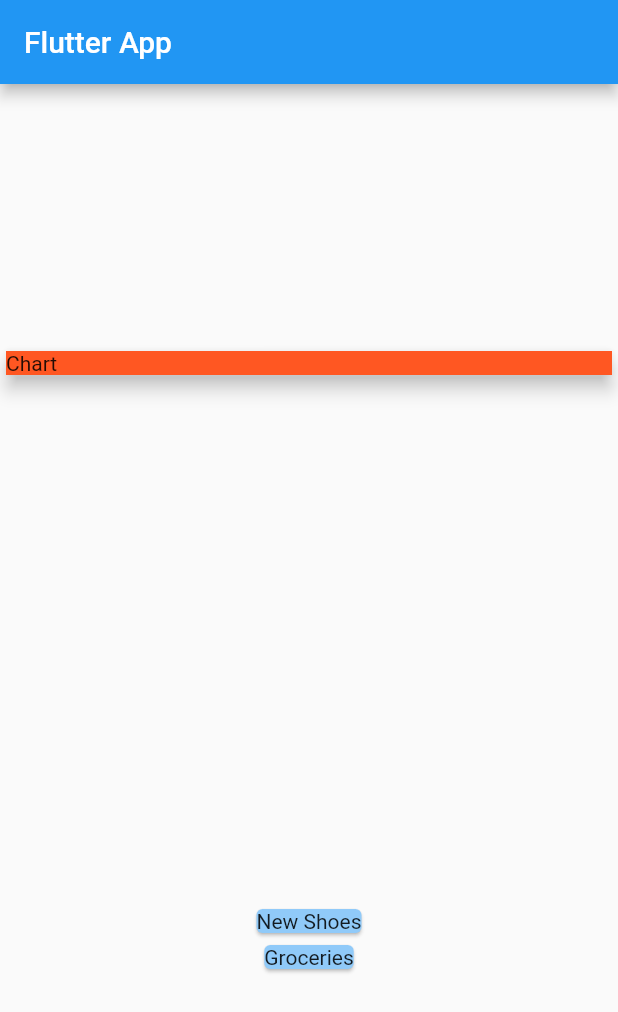
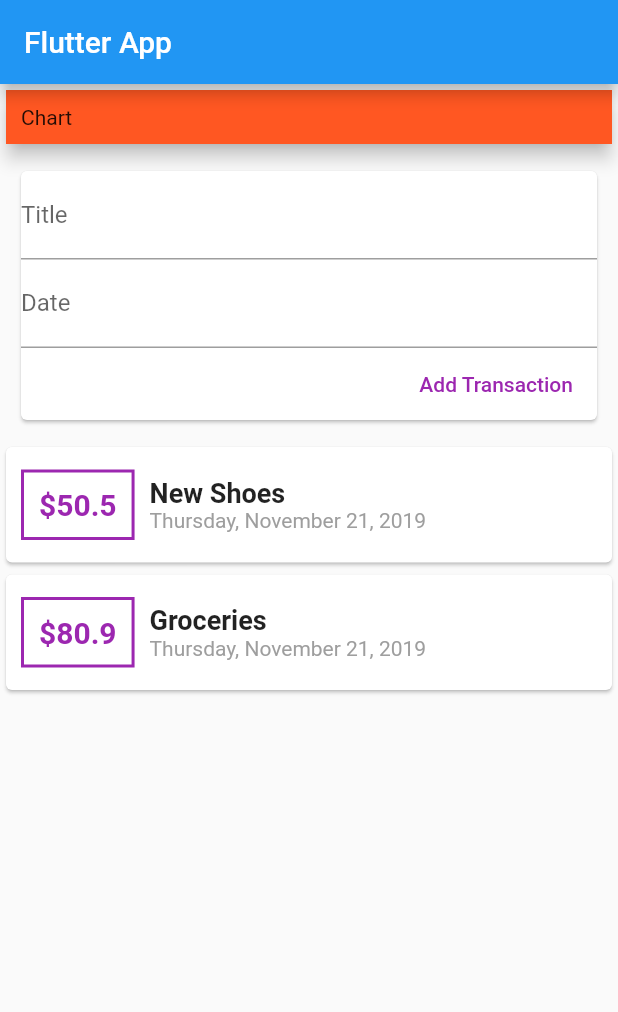
Before and after one commit to gauravxdhingra/FlutterUdemyAdvanced, a Flutter app: the screen it shows after launch, on a phone screen of 412 x 824 dp. Shown: the top 1012 px of the screen. Run offline on Flutter 3.47's test engine with Material 2 defaults, Android fonts, the phone set to English and light mode, and no system bars.

Commit message:
Basic UI Implementation

```diff
--- a/lib/main.dart
+++ b/lib/main.dart
@@ -1,5 +1,6 @@
 import 'package:app2/Transaction.dart';
 import 'package:flutter/material.dart';
+import 'package:intl/intl.dart';
 import 'Transaction.dart';
 
 void main() => runApp(MyApp());
@@ -24,7 +25,7 @@ class MyHomePage extends StatelessWidget {
     Transaction(
       id: '2',
       title: 'Groceries',
-      amount: 100,
+      amount: 80.9,
       date: DateTime.now(),
     )
   ];
@@ -34,22 +35,89 @@ class MyHomePage extends StatelessWidget {
         title: Text("Flutter App"),
       ),
       body: Column(
-        mainAxisAlignment: MainAxisAlignment.spaceAround,
+        //mainAxisAlignment: MainAxisAlignment.spaceAround,
         crossAxisAlignment: CrossAxisAlignment.stretch,
         children: <Widget>[
           Card(
             child: Container(
+              padding: EdgeInsets.all(10),
               width: double.infinity,
               child: Text("Chart"),
               color: Colors.deepOrange,
             ),
             elevation: 5,
           ),
+          Container(
+            margin: EdgeInsets.all(10),
+            child: Card(
+              child: Column(
+                crossAxisAlignment: CrossAxisAlignment.end,
+                children: <Widget>[
+                  TextField(
+                    decoration: InputDecoration(
+                      labelText: 'Title',
+                    ),
+                  ),
+                  TextField(
+                    decoration: InputDecoration(
+                      labelText: 'Date',
+                    ),
+                  ),
+                  FlatButton(
+                    child: Text(
+                      'Add Transaction',
+                    ),
+                    textColor: Colors.purple,
+                    onPressed: () {},
+                  )
+                ],
+              ),
+            ),
+          ),
           Column(
             children: transactions.map((tx) {
               return Card(
-                color: Colors.blue[200],
-                child: Text(tx.title),
+                //color: Colors.blue[200],
+                child: Row(
+                  children: <Widget>[
+                    Container(
+                      margin:
+                          EdgeInsets.symmetric(horizontal: 10, vertical: 15),
+                      child: Text(
+                        '\$${tx.amount}',
+                        style: TextStyle(
+                          fontWeight: FontWeight.bold,
+                          fontSize: 20,
+                          color: Colors.purple,
+                        ),
+                      ),
+                      decoration: BoxDecoration(
+                          border: Border.all(
+                        color: Colors.purple,
+                        width: 2,
+                        style: BorderStyle.solid,
+                      )),
+                      padding: EdgeInsets.all(10),
+                    ),
+                    Column(
+                      //mainAxisAlignment: MainAxisAlignment.center,
+                      crossAxisAlignment: CrossAxisAlignment.start,
+                      children: <Widget>[
+                        Text(
+                          tx.title,
+                          style: TextStyle(
+                            fontSize: 18,
+                            fontWeight: FontWeight.bold,
+                          ),
+                        ),
+                        Text(
+                          DateFormat.yMMMMEEEEd().format(tx.date),
+                          style: TextStyle(color: Colors.grey),
+                        )
+                      ],
+                    )
+                  ],
+                ),
               );
             }).toList(),
           ),
```
Also changed, not shown: pubspec.yaml (+1 -6 lines), pubspec.lock.
